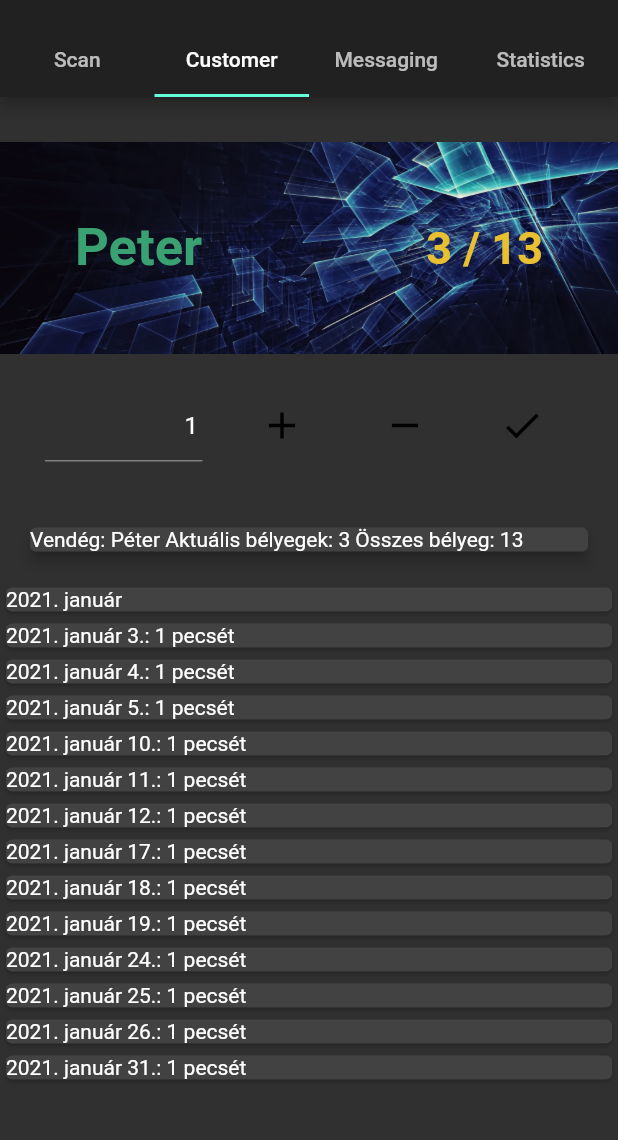
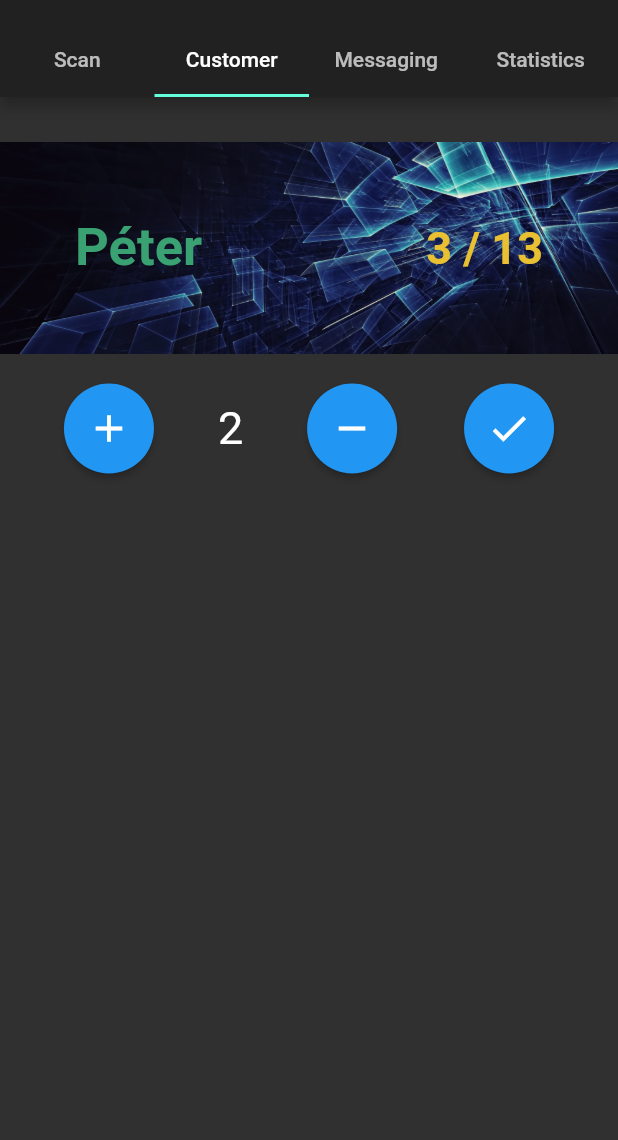
Before and after one commit to tarkabab/cafestamp-admin, a Flutter app: the screen it shows once a user with an empty profile is signed in, tab 2 chosen, after a tap on the "add" icon, on a phone screen of 412 x 824 dp, the part 59-1199 px from its top. Run offline on Flutter 3.47's test engine with Material 2 defaults, Android fonts, the phone set to English and light mode, and no system bars; our stand-ins replace cloud_firestore, firebase_auth, firebase_core, fl_chart; missing offline and left inert: flutter_barcode_scanner; accounts and stored records are empty; network calls fail.

Commit message:
wire customer control with card

```diff
--- a/lib/customer.dart
+++ b/lib/customer.dart
@@ -1,4 +1,5 @@
 import 'package:coffee_admin/stamp.dart';
+import 'package:flutter/material.dart';
 
 class Customer {
   final String id;
@@ -9,4 +10,40 @@ class Customer {
 
   Customer(this.id, this.displayName, this.numberOfStamps,
       this.sumNumberOfStamps, this.visits);
+
+  Customer copyWith(
+          {String? id,
+          String? displayName,
+          int? numberOfStamps,
+          int? sumNumberOfStamps,
+          List<Stamp>? visits}) =>
+      Customer(
+        id ?? this.id,
+        displayName ?? this.displayName,
+        numberOfStamps ?? this.numberOfStamps,
+        sumNumberOfStamps ?? this.sumNumberOfStamps,
+        visits ?? this.visits,
+      );
 }
+
+Customer _customer1 = Customer("id_0", "Péter", 3, 13, []);
+
+class CustomerBloc extends ChangeNotifier {
+  Customer _customer = _customer1;
+
+  Customer get customer => _customer;
+
+  set customer(Customer customer) {
+    _customer = customer;
+    notifyListeners();
+  }
+
+  void add(int number) {
+    _customer = _customer.copyWith(
+        numberOfStamps: _customer.numberOfStamps + number,
+        sumNumberOfStamps: number > 0
+            ? _customer.sumNumberOfStamps + number
+            : _customer.sumNumberOfStamps);
+    notifyListeners();
+  }
+}
--- a/lib/customer_page.dart
+++ b/lib/customer_page.dart
@@ -1,7 +1,6 @@
+import 'package:coffee_admin/customer.dart';
 import 'package:coffee_admin/firestore_service.dart';
 import 'package:flutter/material.dart';
-import 'package:flutter/services.dart';
-import 'package:intl/intl.dart';
 import 'package:intl/date_symbol_data_local.dart';
 import 'package:provider/provider.dart';
 
@@ -11,7 +10,9 @@ class CustomerPage extends StatefulWidget {
 }
 
 class CustomerPageState extends State<CustomerPage> {
-  final String customerId = "";
+  final String customerId = "Y2ChCUGNl6LGvcT6YHs0";
+  int count = 3;
+  int sum = 13;
 
   @override
   void initState() {
@@ -29,39 +30,24 @@ class CustomerPageState extends State<CustomerPage> {
           height: 30,
         ),
         CustomerCard(),
-        stampsControl(),
-        Card(
-          elevation: 4,
-          margin: EdgeInsets.all(20),
-          child: Text(
-              "Vendég: ${customer.displayName} Aktuális bélyegek: ${customer.numberOfStamps} Összes bélyeg: ${customer.sumNumberOfStamps}"),
-        ),
-        Card(
-          child: Text("${DateFormat.yMMMM('hu').format(DateTime(2021, 1, 3))}"),
-        ),
-        ...customer.visits
-            .map(
-              (stampsPerDay) => Card(
-                child: Text(
-                    "${DateFormat.yMMMMd('hu').format(stampsPerDay.date)}: ${stampsPerDay.count} pecsét"),
-              ),
-            )
-            .toList(),
+        Controls(),
       ],
     );
   }
 }
 
-class CustomerCard extends StatelessWidget {
+class CustomerCard extends StatefulWidget {
+  @override
+  _CustomerCardState createState() => _CustomerCardState();
+}
+
+class _CustomerCardState extends State<CustomerCard> {
   @override
   Widget build(BuildContext context) {
+    final customerBloc = Provider.of<CustomerBloc>(context);
+
     return Container(
       decoration: BoxDecoration(
-        // border: Border.all(
-        //   color: Colors.black,
-        //   width: 5,
-        // ),
-        // borderRadius: BorderRadius.circular(30),
         image: DecorationImage(
             image: AssetImage("assets/images/boxes.jpeg"), fit: BoxFit.fill),
       ),
@@ -69,7 +55,7 @@ class CustomerCard extends StatelessWidget {
       child: Row(
         children: [
           Text(
-            "Peter",
+            "Péter",
             style: TextStyle(
               fontSize: 35,
               fontWeight: FontWeight.bold,
@@ -79,7 +65,7 @@ class CustomerCard extends StatelessWidget {
           Spacer(),
           //SizedBox(            width: 120,          ),
           Text(
-            "3 / 13",
+            "${customerBloc.customer.numberOfStamps} / ${customerBloc.customer.sumNumberOfStamps}",
             style: TextStyle(
               fontSize: 30,
               fontWeight: FontWeight.bold,
@@ -92,96 +78,82 @@ class CustomerCard extends StatelessWidget {
   }
 }
 
-final textController = TextEditingController(text: "1");
+class Controls extends StatefulWidget {
+  @override
+  State<StatefulWidget> createState() => _ControlsState();
+}
 
-Widget stampsControl() => Padding(
-      padding: EdgeInsets.fromLTRB(20, 20, 20, 20),
+class _ControlsState extends State<Controls> {
+  int _count = 1;
+  @override
+  Widget build(BuildContext context) {
+    final customerBloc = Provider.of<CustomerBloc>(context);
+    return Padding(
+      padding: EdgeInsets.fromLTRB(10, 20, 10, 20),
       child: Row(
         mainAxisAlignment: MainAxisAlignment.spaceEvenly,
         children: [
-          //SizedBox(            width: 100,          ),
-          Expanded(
-            child: Padding(
-              padding: EdgeInsets.fromLTRB(10, 0, 10, 0),
-              child: TextFormField(
-                keyboardType: TextInputType.number,
-                controller: textController,
-                inputFormatters: [
-                  FilteringTextInputFormatter.allow(RegExp(r'[0-9]')),
-                ],
-                textAlign: TextAlign.end,
-                maxLines: 1,
-              ),
+          Padding(
+            padding: EdgeInsets.fromLTRB(10, 0, 10, 0),
+            child: addButton(Icons.add, () => setState(() => {_count++})),
+          ),
+          Padding(
+            padding: EdgeInsets.fromLTRB(10, 0, 10, 0),
+            child: Text(
+              "$_count",
+              style: TextStyle(fontSize: 30),
             ),
           ),
           Padding(
-            padding: EdgeInsets.fromLTRB(15, 0, 15, 0),
-            child: IconButton(
-              onPressed: () {
-                print('Add was pressed ...');
-              },
-              icon: Icon(
-                Icons.add,
-                color: Colors.black,
-                size: 30,
-              ),
-              iconSize: 40,
-            ),
+            padding: EdgeInsets.fromLTRB(10, 0, 10, 0),
+            child: addButton(Icons.remove, () => setState(() => {_count--})),
           ),
           Padding(
-            padding: EdgeInsets.fromLTRB(15, 0, 15, 0),
-            child: IconButton(
-              onPressed: () {
-                print('Remove was pressed ...');
-              },
-              icon: Icon(
-                Icons.remove,
-                color: Colors.black,
-                size: 30,
-              ),
-              iconSize: 30,
-            ),
+            padding: EdgeInsets.fromLTRB(10, 0, 10, 0),
+            child: addButton(
+                Icons.check, () => setState(() => {customerBloc.add(_count)})),
           ),
-          Padding(
-            padding: EdgeInsets.fromLTRB(15, 0, 20, 0),
-            child: IconButton(
-              onPressed: () {
-                print('Commit was pressed ...');
-              },
-              icon: Icon(
-                Icons.check_outlined,
-                color: Colors.black,
-                size: 30,
-              ),
-              iconSize: 30,
-            ),
-          ),
-          //addButton(Icons.check),
         ],
       ),
     );
+  }
+}
 
-Widget addButton(IconData iconData) => ElevatedButton(
-      onPressed: () {},
+Widget addButton(IconData iconData, void Function() onPressed) =>
+    ElevatedButton(
+      onPressed: onPressed,
       child: Icon(
         iconData,
         color: Colors.white,
-        size: 40,
+        size: 30,
       ),
-      style: ElevatedButton.styleFrom(shape: StadiumBorder()),
-    );
-
-Widget buttonStyle1() => ElevatedButton(
-      onPressed: () {},
-      child: Text('Button'),
       style: ElevatedButton.styleFrom(
         shape: CircleBorder(),
-        padding: EdgeInsets.all(24),
+        padding: EdgeInsets.all(15),
       ),
     );
 
-Widget buttonStyle2() => ElevatedButton(
-      onPressed: () {},
-      child: Text('Button'),
-      style: ElevatedButton.styleFrom(shape: StadiumBorder()),
-    );
+// Widget circleButton() => ElevatedButton(
+//       onPressed: () {},
+//       child: Text('Button'),
+//       style: ElevatedButton.styleFrom(
+//         shape: CircleBorder(),
+//         padding: EdgeInsets.all(15),
+//       ),
+//     );
+
+// Widget roundedButton() => ElevatedButton(
+//       onPressed: () {},
+//       child: Text('Button'),
+//       style: ElevatedButton.styleFrom(shape: StadiumBorder()),
+//     );
+
+// Widget iconButton() => IconButton(
+//       onPressed: () {},
+//       icon: Icon(
+//         Icons.check,
+//         color: Colors.black,
+//         size: 30,
+//       ),
+//       iconSize: 30,
+//     );
--- a/lib/main.dart
+++ b/lib/main.dart
@@ -1,4 +1,5 @@
 import 'package:coffee_admin/auth.dart';
+import 'package:coffee_admin/customer.dart';
 import 'package:coffee_admin/customer_page.dart';
 import 'package:coffee_admin/scanner_page.dart';
 import 'package:coffee_admin/statistics_page.dart';
@@ -22,6 +23,7 @@ class CoffeeStampsAdmin extends StatelessWidget {
       providers: [
         Provider<AuthService>(create: (_) => AuthService()),
         Provider<FirestoreService>(create: (_) => FirestoreService()),
+        ChangeNotifierProvider<CustomerBloc>.value(value: CustomerBloc()),
         StreamProvider(
           create: (context) => context.read<AuthService>().authStateChanges,
           initialData: null,
```
